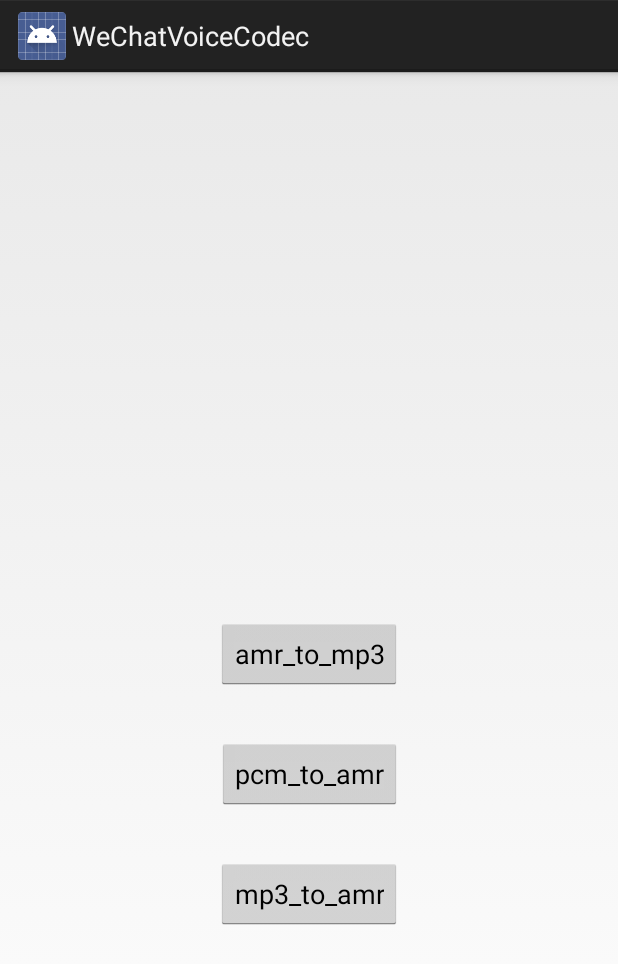
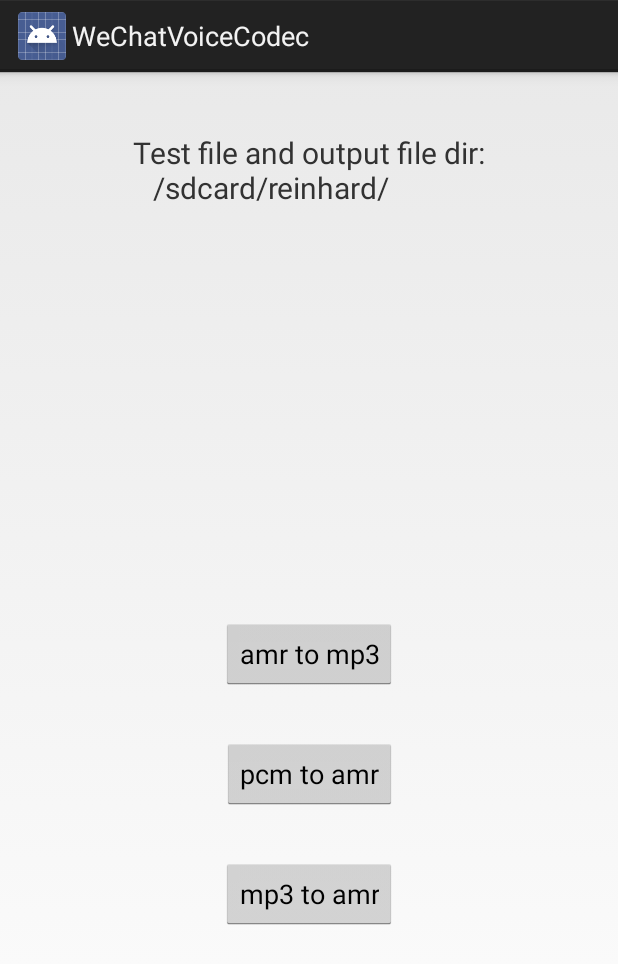
Before and after one commit to WuFengXue/WeChatVoiceCodec, an Android app: the screen it shows after launch (MainActivity), on a phone screen of 412 x 824 dp. Shown: the top 964 px of the screen. Run offline under Robolectric (Android 15) with nearby library versions, the phone set to English and light mode, and no system bars.

Commit message:
feat(app): Auto copy test vectors from assets

```diff
--- /dev/null
+++ b/app/src/main/java/com/reinhard/wechat/voicecodec/FileUtils.java
@@ -0,0 +1,87 @@
+package com.reinhard.wechat.voicecodec;
+
+import android.content.Context;
+import android.text.TextUtils;
+
+import java.io.File;
+import java.io.FileOutputStream;
+import java.io.InputStream;
+
+/**
+ * 文件工具类。
+ *
+ * @author Reinhard（李剑波）
+ * @date 2020/4/29
+ */
+public class FileUtils {
+    private FileUtils() {
+    }
+
+    /**
+     * 从assets目录中复制文件到目标路径，如果文件已经存在，则覆盖之
+     *
+     * @param context       上下文
+     * @param assetFileName assets文件名
+     * @param toPath        目标路径（绝对路径）
+     */
+    public static void copyAssetFile(
+            Context context,
+            String assetFileName,
+            String toPath) {
+        if (context == null
+                || TextUtils.isEmpty(assetFileName)
+                || TextUtils.isEmpty(toPath)) {
+            return;
+        }
+
+        InputStream is = null;
+        FileOutputStream fos = null;
+        File toFile = null;
+
+        try {
+            is = context.getAssets().open(assetFileName);
+            toFile = new File(toPath);
+            File toDir = toFile.getParentFile();
+            if (!toDir.exists()) {
+                toDir.mkdirs();
+            }
+            if (toFile.exists()) {
+                toFile.delete();
+            }
+            toFile.createNewFile();
+            toFile.setReadable(true, false);
+            toFile.setWritable(true, false);
+            toFile.setExecutable(true, false);
+            fos = new FileOutputStream(toFile);
+            byte[] buffer = new byte[1024];
+            int byteCount = 0;
+            // 循环从输入流读取数据到 buffer 中
+            while ((byteCount = is.read(buffer)) != -1) {
+                // 将读取的输入流写入到输出流
+                fos.write(buffer, 0, byteCount);
+            }
+            // 刷新缓冲区
+            fos.flush();
+        } catch (Exception e) {
+            e.printStackTrace();
+            if (toFile != null && toFile.exists()) {
+                toFile.delete();
+            }
+        } finally {
+            if (is != null) {
+                try {
+                    is.close();
+                } catch (Exception e) {
+                    e.printStackTrace();
+                }
+            }
+            if (fos != null) {
+                try {
+                    fos.close();
+                } catch (Exception e) {
+                    e.printStackTrace();
+                }
+            }
+        }
+    }
+}
--- a/app/src/main/java/com/reinhard/wechat/voicecodec/MainActivity.java
+++ b/app/src/main/java/com/reinhard/wechat/voicecodec/MainActivity.java
@@ -4,6 +4,7 @@ import android.app.Activity;
 import android.os.Bundle;
 import android.util.Log;
 import android.view.View;
+import android.widget.TextView;
 import android.widget.Toast;
 
 import com.reinhard.wcvcodec.WcvCodec;
@@ -11,11 +12,32 @@ import com.reinhard.wcvcodec.WcvCodec;
 public class MainActivity extends Activity {
     private static final String TAG = "WcvCodec";
     private static final String TEST_DIR = "/sdcard/reinhard/";
+    private static final String[] ASSET_FILE_NAMES = {
+            "in.amr",
+            "in.mp3",
+            "in.pcm",
+    };
 
     @Override
     protected void onCreate(Bundle savedInstanceState) {
         super.onCreate(savedInstanceState);
         setContentView(R.layout.activity_main);
+        initViews();
+        copyTestVectors();
+    }
+
+    private void initViews() {
+        TextView tvTip = findViewById(R.id.tv_tip);
+        String formatStr = getString(R.string.test_dir_format);
+        tvTip.setText(String.format(formatStr, TEST_DIR));
+    }
+
+    private void copyTestVectors() {
+        for (String assetFileName : ASSET_FILE_NAMES) {
+            FileUtils.copyAssetFile(this,
+                    assetFileName,
+                    TEST_DIR + assetFileName);
+        }
     }
 
     public void onClick(View view) {
--- a/app/src/main/res/layout/activity_main.xml
+++ b/app/src/main/res/layout/activity_main.xml
@@ -6,12 +6,23 @@
     android:layout_height="match_parent"
     tools:context=".MainActivity">
 
+    <TextView
+        android:id="@+id/tv_tip"
+        android:layout_width="wrap_content"
+        android:layout_height="wrap_content"
+        android:layout_marginTop="40dp"
+        android:textSize="20sp"
+        app:layout_constraintLeft_toLeftOf="parent"
+        app:layout_constraintRight_toRightOf="parent"
+        app:layout_constraintTop_toTopOf="parent"
+        tools:text="Test file and output file dir:\n\t/sdcard/reinhard/" />
+
     <Button
         android:id="@+id/btn_amr_to_mp3"
         android:layout_width="wrap_content"
         android:layout_height="wrap_content"
         android:onClick="onClick"
-        android:text="amr_to_mp3"
+        android:text="@string/amr_to_mp3"
         app:layout_constraintBottom_toBottomOf="parent"
         app:layout_constraintEnd_toEndOf="parent"
         app:layout_constraintHorizontal_bias="0.5"
@@ -24,7 +35,7 @@
         android:layout_height="wrap_content"
         android:layout_marginTop="32dp"
         android:onClick="onClick"
-        android:text="pcm_to_amr"
+        android:text="@string/pcm_to_amr"
         app:layout_constraintEnd_toEndOf="parent"
         app:layout_constraintHorizontal_bias="0.5"
         app:layout_constraintStart_toStartOf="parent"
@@ -36,7 +47,7 @@
         android:layout_height="wrap_content"
         android:layout_marginTop="32dp"
         android:onClick="onClick"
-        android:text="mp3_to_amr"
+        android:text="@string/mp3_to_amr"
         app:layout_constraintEnd_toEndOf="parent"
         app:layout_constraintHorizontal_bias="0.5"
         app:layout_constraintStart_toStartOf="parent"
--- a/app/src/main/res/values/strings.xml
+++ b/app/src/main/res/values/strings.xml
@@ -1,3 +1,7 @@
 <resources>
     <string name="app_name">WeChatVoiceCodec</string>
+    <string name="amr_to_mp3">amr to mp3</string>
+    <string name="pcm_to_amr">pcm to amr</string>
+    <string name="mp3_to_amr">mp3 to amr</string>
+    <string name="test_dir_format">Test file and output file dir:\n\t%1$s</string>
 </resources>
```
Also changed, not shown: 3 other files.
